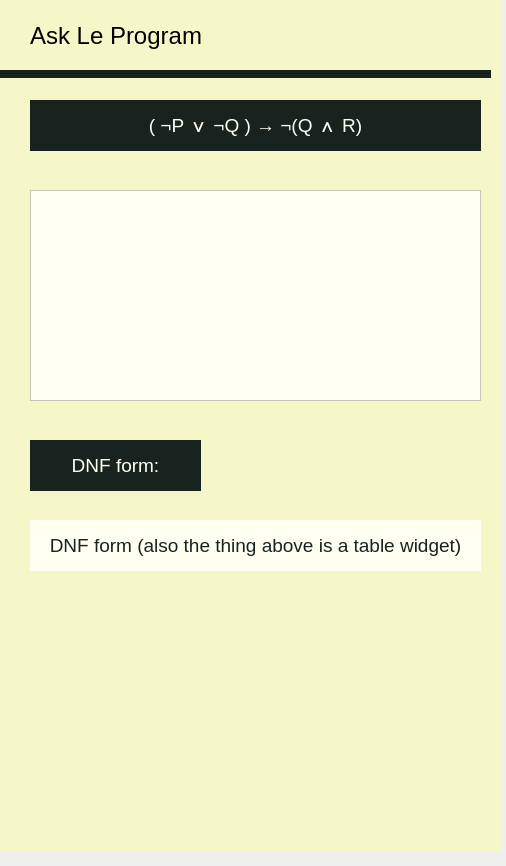
Before: the Qt Designer form src/views/ui/askLePWidget.ui in adibozzhanov/LeProgram, drawn with Qt 5.
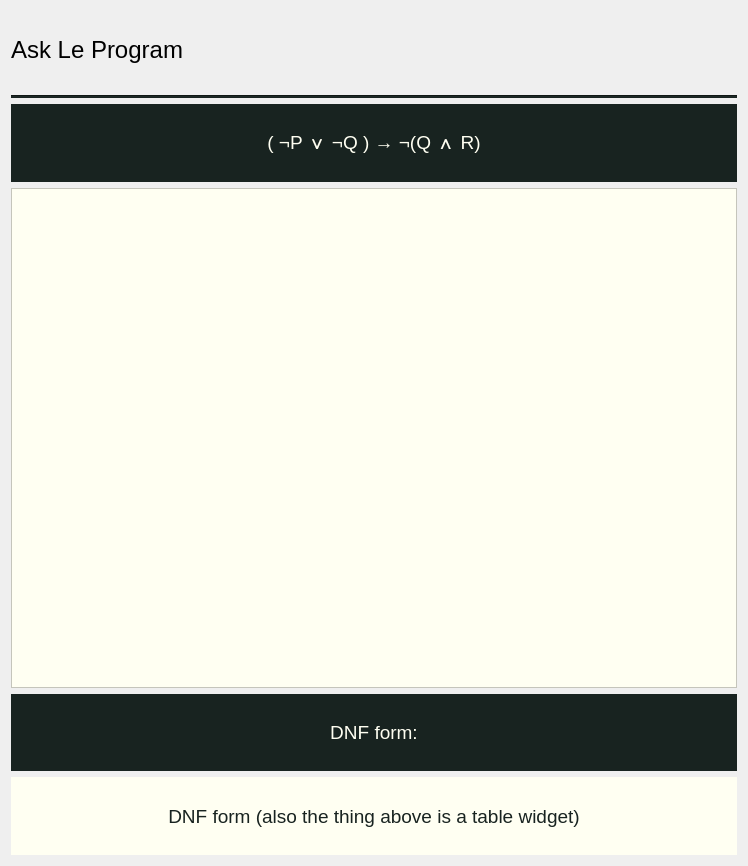
After: the same form once the commit is applied.

```diff
--- a/src/views/ui/askLePWidget.ui
+++ b/src/views/ui/askLePWidget.ui
@@ -6,34 +6,16 @@
    <rect>
     <x>0</x>
     <y>0</y>
-    <width>506</width>
+    <width>748</width>
     <height>866</height>
    </rect>
   </property>
   <property name="windowTitle">
    <string>Form</string>
   </property>
-  <widget class="QWidget" name="askLepWidget" native="true">
-   <property name="geometry">
-    <rect>
-     <x>0</x>
-     <y>0</y>
-     <width>501</width>
-     <height>851</height>
-    </rect>
-   </property>
-   <property name="styleSheet">
-    <string notr="true">background-color: rgb(246, 247, 200);</string>
-   </property>
+  <layout class="QVBoxLayout" name="verticalLayout">
+   <item>
    <widget class="QLabel" name="askLeProgramLabel">
-    <property name="geometry">
-     <rect>
-      <x>30</x>
-      <y>10</y>
-      <width>241</width>
-      <height>51</height>
-     </rect>
-    </property>
     <property name="font">
      <font>
       <pointsize>18</pointsize>
@@ -43,15 +25,9 @@
      <string>Ask Le Program</string>
     </property>
    </widget>
+   </item>
+   <item>
    <widget class="Line" name="blackLine">
-    <property name="geometry">
-     <rect>
-      <x>0</x>
-      <y>70</y>
-      <width>491</width>
-      <height>8</height>
-     </rect>
-    </property>
     <property name="styleSheet">
      <string notr="true">background-color: rgb(24, 35, 32);</string>
     </property>
@@ -59,14 +35,14 @@
      <enum>Qt::Horizontal</enum>
     </property>
    </widget>
+   </item>
+   <item>
    <widget class="QLabel" name="logicalExpressionLabel">
-    <property name="geometry">
-     <rect>
-      <x>30</x>
-      <y>100</y>
-      <width>451</width>
-      <height>51</height>
-     </rect>
+     <property name="maximumSize">
+      <size>
+       <width>16777215</width>
+       <height>80</height>
+      </size>
     </property>
     <property name="font">
      <font>
@@ -84,14 +60,20 @@
      <set>Qt::AlignCenter</set>
     </property>
    </widget>
+   </item>
+   <item>
    <widget class="QTableWidget" name="truthTableWidget">
-    <property name="geometry">
-     <rect>
-      <x>30</x>
-      <y>190</y>
-      <width>451</width>
-      <height>211</height>
-     </rect>
+     <property name="sizePolicy">
+      <sizepolicy hsizetype="Expanding" vsizetype="Preferred">
+       <horstretch>0</horstretch>
+       <verstretch>0</verstretch>
+      </sizepolicy>
+     </property>
+     <property name="minimumSize">
+      <size>
+       <width>500</width>
+       <height>500</height>
+      </size>
     </property>
     <property name="baseSize">
      <size>
@@ -109,14 +91,14 @@
      <number>-3</number>
     </property>
    </widget>
+   </item>
+   <item>
    <widget class="QLabel" name="dnfFormTitleLabel">
-    <property name="geometry">
-     <rect>
-      <x>30</x>
-      <y>440</y>
-      <width>171</width>
-      <height>51</height>
-     </rect>
+     <property name="maximumSize">
+      <size>
+       <width>16777215</width>
+       <height>80</height>
+      </size>
     </property>
     <property name="font">
      <font>
@@ -134,15 +116,9 @@
      <set>Qt::AlignCenter</set>
     </property>
    </widget>
+   </item>
+   <item>
    <widget class="QLabel" name="dnfExpressionLabel">
-    <property name="geometry">
-     <rect>
-      <x>30</x>
-      <y>520</y>
-      <width>451</width>
-      <height>51</height>
-     </rect>
-    </property>
     <property name="font">
      <font>
       <pointsize>14</pointsize>
@@ -159,7 +135,8 @@
      <set>Qt::AlignCenter</set>
     </property>
    </widget>
-  </widget>
+   </item>
+  </layout>
  </widget>
  <resources/>
  <connections/>
```
Left out of the diff: 4 changed lines with no effect on the pictures. Lines whose indentation alone changed are shown as unchanged.
